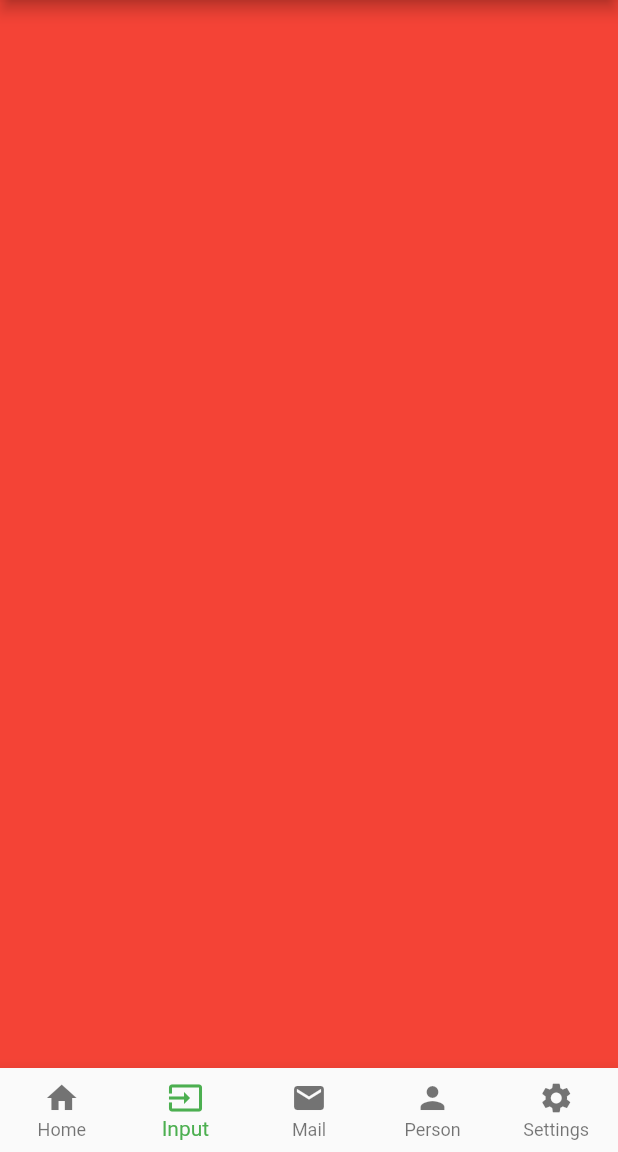
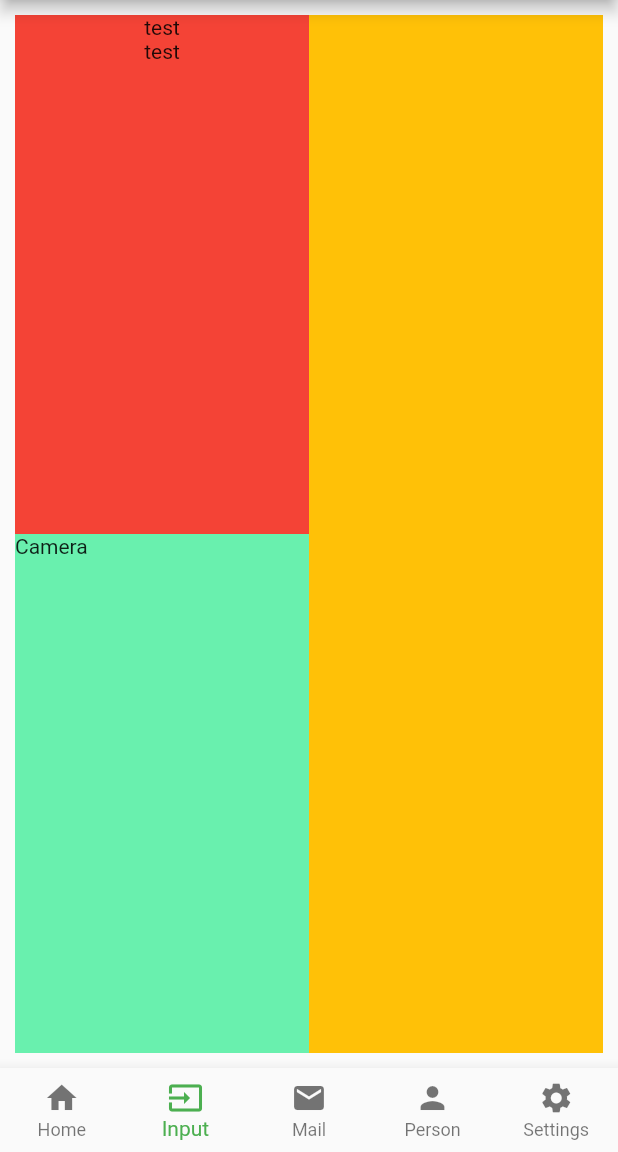
Before and after one commit to Bao-T/logfrog, a Flutter app: the screen it shows after launch, item 2 of the bottom bar chosen, on a phone screen of 412 x 824 dp, the part 84-1236 px from its top. Run offline on Flutter 3.47's test engine with Material 2 defaults, Android fonts, the phone set to English and light mode, and no system bars.

Commit message:
UI Updates
Added Logo; Corrected app name; created separate dart file for page templates; Updated template for checkin/out system; Updated orientation view.

```diff
--- a/logfrog/lib/main.dart
+++ b/logfrog/lib/main.dart
@@ -1,4 +1,6 @@
 import 'package:flutter/material.dart';
+import 'package:flutter/services.dart';
+import 'pages.dart';
 
 void main() => runApp(MyApp());
 
@@ -6,8 +8,15 @@ class MyApp extends StatelessWidget {
   // This widget is the root of your application.
   @override
   Widget build(BuildContext context) {
+
+    SystemChrome.setPreferredOrientations([
+      DeviceOrientation.landscapeLeft,
+      DeviceOrientation.landscapeRight,
+      DeviceOrientation.portraitUp,
+    ]);
     return MaterialApp(
       title: 'LogFrog',
+      debugShowCheckedModeBanner: false,
       theme: ThemeData(
         // This is the theme of your application.
         //
@@ -73,10 +82,9 @@ class _MyHomePageState extends State<MyHomePage> {
     // than having to individually change instances of widgets.
     return Scaffold(
       appBar: AppBar(
-        // Here we take the value from the MyHomePage object that was created by
-        // the App.build method, and use it to set our appbar title.
-        title: Text(widget.title),
+          title: Text(widget.title)
       ),
+
       body: currentPage,
       bottomNavigationBar: BottomNavigationBar(
 
@@ -117,74 +125,3 @@ class _MyHomePageState extends State<MyHomePage> {
   }
 }
 // Pages and their states
-class PageOne extends StatefulWidget{
-  PageOne ({Key key}) :super (key:key);
-  @override
-  PageOneState createState() => PageOneState();
-}
-
-class PageOneState extends State<PageOne>{
-  @override
-  Widget build(BuildContext context) {
-    // TODO: implement build
-    return Container(
-      color: Colors.red,
-    );
-  }
-}
-// End of page template and page functionality
-
-class PageHome extends StatefulWidget{
-  PageHome({Key key}) : super(key:key);
-  @override
-  PageHomeState createState() => PageHomeState();
-}
-class PageHomeState extends State<PageHome>{
-  int _counter = 0;
-  void _incrementCounter() {
-    setState(() {
-      _counter++;
-    });
-  }
-
-  @override
-  Widget build(BuildContext context) {
-    return Scaffold(
-      body: Center(
-        // Center is a layout widget. It takes a single child and positions it
-        // in the middle of the parent.
-        child: Column(
-          // Column is also layout widget. It takes a list of children and
-          // arranges them vertically. By default, it sizes itself to fit its
-          // children horizontally, and tries to be as tall as its parent.
-          //
-          // Invoke "debug painting" (press "p" in the console, choose the
-          // "Toggle Debug Paint" action from the Flutter Inspector in Android
-          // Studio, or the "Toggle Debug Paint" command in Visual Studio Code)
-          // to see the wireframe for each widget.
-          //
-          // Column has various properties to control how it sizes itself and
-          // how it positions its children. Here we use mainAxisAlignment to
-          // center the children vertically; the main axis here is the vertical
-          // axis because Columns are vertical (the cross axis would be
-          // horizontal).
-          mainAxisAlignment: MainAxisAlignment.center,
-          children: <Widget>[
-            Text(
-              'You have pushed the button this many times:',
-            ),
-            Text(
-              '$_counter',
-              style: Theme.of(context).textTheme.display1,
-            ),
-          ],
-        ),
-      ),
-      floatingActionButton: FloatingActionButton(
-        onPressed: _incrementCounter,
-        tooltip: 'Increment',
-        child: Icon(Icons.add),
-      ), // This trailing comma makes auto-formatting nicer for build methods.
-    );
-  }
-}
--- /dev/null
+++ b/logfrog/lib/pages.dart
@@ -0,0 +1,104 @@
+import 'package:flutter/material.dart';
+
+
+class PageOne extends StatefulWidget {
+  PageOne({Key key}) : super(key: key);
+  @override
+  PageOneState createState() => PageOneState();
+}
+
+class PageOneState extends State<PageOne> {
+  @override
+  Widget build(BuildContext context) {
+    // TODO: implement build
+    return Padding(
+      padding: const EdgeInsets.all(10.0),
+      child: Container(
+        child: Row(
+            children: [
+              Expanded(
+                  flex: 5,
+                  child: Container(
+                    child: Column(
+                      crossAxisAlignment: CrossAxisAlignment.stretch,
+                      children: <Widget>[
+                        Expanded(
+                          child: Container(
+                            color: Colors.red,
+                            child: Column(
+                              children: <Widget>[Text("test"), Text("test")],
+                            ),
+                          ),
+                        ),
+                        Expanded(
+                            child: Container(
+                          color: Colors.greenAccent,
+                          child: Text("Camera"),
+                        ))
+                      ],
+                    ),
+                  )),
+              Expanded(
+                  flex: 5, child: Container( color: Colors.amber)),
+            ]),
+      ),
+    );
+  }
+}
+// End of page template and page functionality
+
+class PageHome extends StatefulWidget {
+  PageHome({Key key}) : super(key: key);
+  @override
+  PageHomeState createState() => PageHomeState();
+}
+
+class PageHomeState extends State<PageHome> {
+  int _counter = 0;
+  void _incrementCounter() {
+    setState(() {
+      _counter++;
+    });
+  }
+
+  @override
+  Widget build(BuildContext context) {
+    return Scaffold(
+      body: Center(
+        // Center is a layout widget. It takes a single child and positions it
+        // in the middle of the parent.
+        child: Column(
+          // Column is also layout widget. It takes a list of children and
+          // arranges them vertically. By default, it sizes itself to fit its
+          // children horizontally, and tries to be as tall as its parent.
+          //
+          // Invoke "debug painting" (press "p" in the console, choose the
+          // "Toggle Debug Paint" action from the Flutter Inspector in Android
+          // Studio, or the "Toggle Debug Paint" command in Visual Studio Code)
+          // to see the wireframe for each widget.
+          //
+          // Column has various properties to control how it sizes itself and
+          // how it positions its children. Here we use mainAxisAlignment to
+          // center the children vertically; the main axis here is the vertical
+          // axis because Columns are vertical (the cross axis would be
+          // horizontal).
+          mainAxisAlignment: MainAxisAlignment.center,
+          children: <Widget>[
+            Text(
+              'You have pushed the button this many times:',
+            ),
+            Text(
+              '$_counter',
+              style: Theme.of(context).textTheme.display1,
+            ),
+          ],
+        ),
+      ),
+      floatingActionButton: FloatingActionButton(
+        onPressed: _incrementCounter,
+        tooltip: 'Increment',
+        child: Icon(Icons.add),
+      ), // This trailing comma makes auto-formatting nicer for build methods.
+    );
+  }
+}
```
Also changed, not shown: logfrog/pubspec.yaml (+6 -1 lines), logfrog/assets/FrogLog_Clear.png (added), logfrog/assets/FrogLog_Clear_White.png (added), logfrog/assets/Full_Logo.png (added), logfrog/pubspec.lock, 22 other files.
